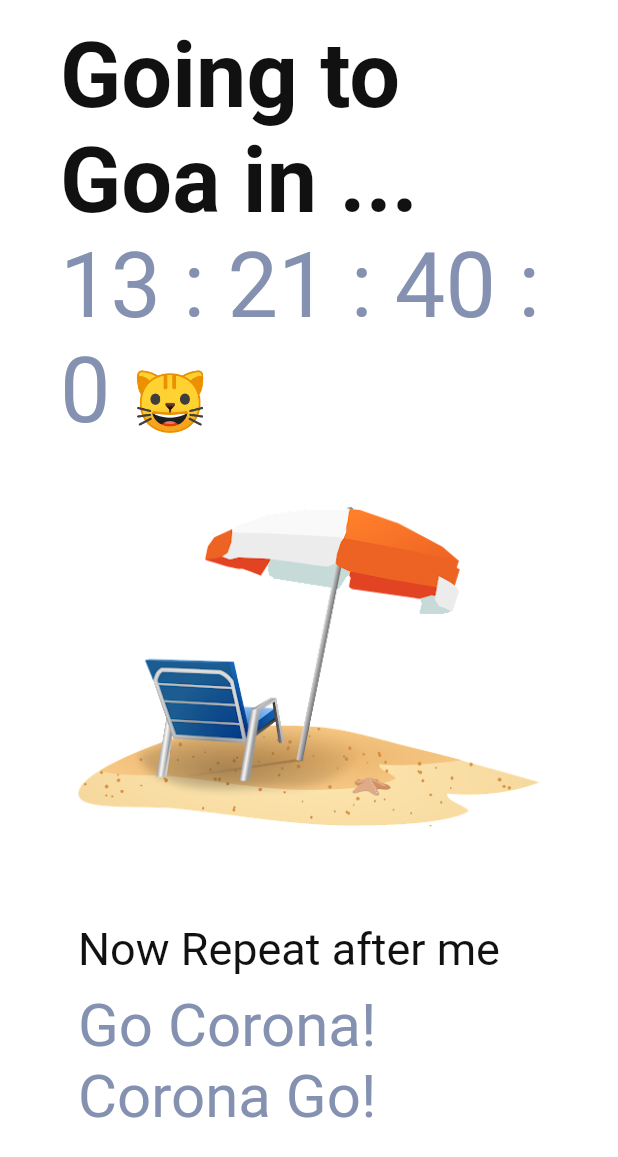
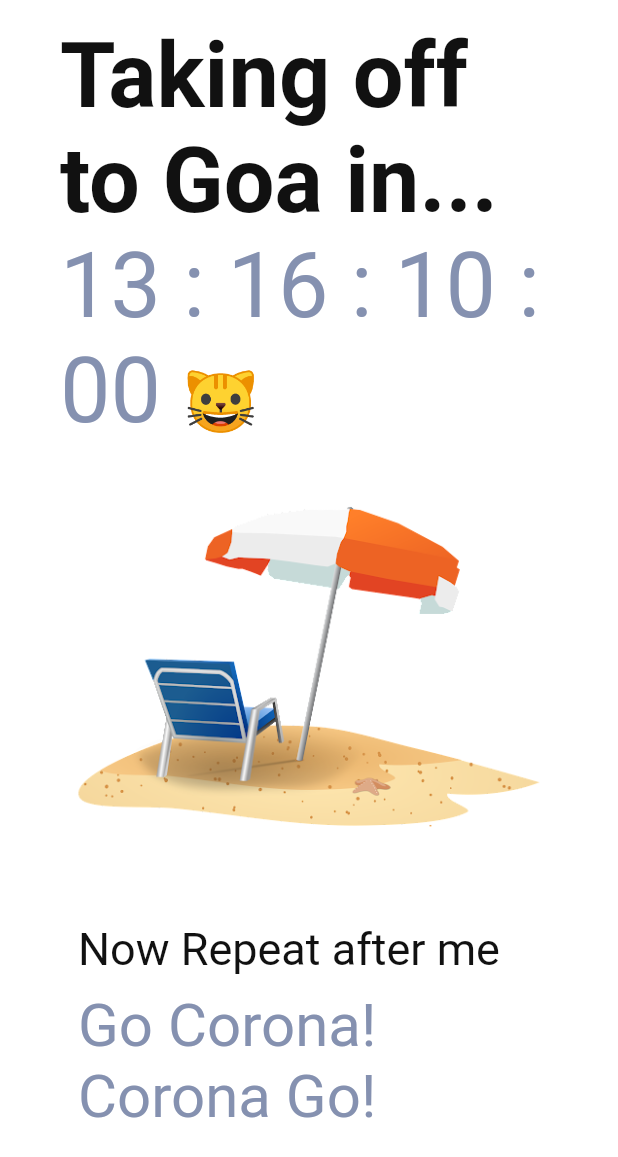
Before and after one commit to seemantshekhar43/bhai_goa_chalte_hai, a Flutter app: the screen it shows after launch, scrolled down 161 dp, on a phone screen of 412 x 824 dp. Shown: the top 1157 px of the screen. Run offline on Flutter 3.47's test engine with Material 2 defaults, Android fonts, the light colour scheme and no system bars; drawn by our look-alikes of animated_text_kit, flutter_countdown_timer; Roboto replaces fonts that are missing (Montserrat-Regular).

Commit message:
minor changes

```diff
--- a/lib/main.dart
+++ b/lib/main.dart
@@ -87,7 +87,7 @@ class LargeChild extends StatelessWidget {
                       mainAxisAlignment: MainAxisAlignment.center,
                       children: <Widget>[
                         Text(
-                          "Going to Goa in ...",
+                          "Taking off to Goa in ...",
                           style: TextStyle(
                               fontSize: 60,
                               fontWeight: FontWeight.bold,
@@ -95,7 +95,7 @@ class LargeChild extends StatelessWidget {
                               color: Color(0xFF111111)),
                         ),
                         CountdownTimer(
-                          endTime: DateTime.parse("2021-12-22 08:10:00Z")
+                          endTime: DateTime.parse("2021-12-22 08:10:00+05:30")
                               .millisecondsSinceEpoch,
                           widgetBuilder: (_, CurrentRemainingTime? time) {
                             if (time == null) {
@@ -119,7 +119,7 @@ class LargeChild extends StatelessWidget {
                             return RichText(
                               text: TextSpan(
                                 text:
-                                    '${time.days} : ${time.hours} : ${time.min} : ${time.sec} ',
+                                    '${time.days.toString().padLeft(2, '0')} : ${time.hours.toString().padLeft(2, '0')} : ${time.min.toString().padLeft(2, '0')} : ${time.sec.toString().padLeft(2, '0')} ',
                                 style: TextStyle(
                                     fontSize: 60, color: Color(0xFF8591B0)),
                                 children: [
@@ -180,7 +180,7 @@ class SmallChild extends StatelessWidget {
         crossAxisAlignment: CrossAxisAlignment.start,
         children: <Widget>[
           Text(
-            "Going to Goa in ...",
+            "Taking off to Goa in...",
             style: TextStyle(
                 fontSize: 60,
                 fontWeight: FontWeight.bold,
@@ -189,7 +189,7 @@ class SmallChild extends StatelessWidget {
           ),
           CountdownTimer(
             endTime:
-                DateTime.parse("2021-12-22 08:10:00Z").millisecondsSinceEpoch,
+                DateTime.parse("2021-12-22 08:10:00+05:30").millisecondsSinceEpoch,
             widgetBuilder: (_, CurrentRemainingTime? time) {
               if (time == null) {
                 return RichText(
@@ -211,7 +211,7 @@ class SmallChild extends StatelessWidget {
               return RichText(
                 text: TextSpan(
                   text:
-                      '${time.days} : ${time.hours} : ${time.min} : ${time.sec} ',
+                      '${time.days.toString().padLeft(2, '0')} : ${time.hours.toString().padLeft(2, '0')} : ${time.min.toString().padLeft(2, '0')} : ${time.sec.toString().padLeft(2, '0')} ',
                   style: TextStyle(fontSize: 60, color: Color(0xFF8591B0)),
                   children: [
                     TextSpan(
--- a/lib/widgets/navbar.dart
+++ b/lib/widgets/navbar.dart
@@ -19,7 +19,7 @@ class NavBar extends StatelessWidget {
   @override
   Widget build(BuildContext context) {
     return Padding(
-      padding: EdgeInsets.symmetric(horizontal: 45, vertical: 38),
+      padding: EdgeInsets.symmetric(horizontal: !ResponsiveLayout.isSmallScreen(context) ? 45: 18, vertical: 38),
       child: Row(
         // After doing Wrap with Row to the above Row,
         // below line of code doesn't seem to have effect
```
